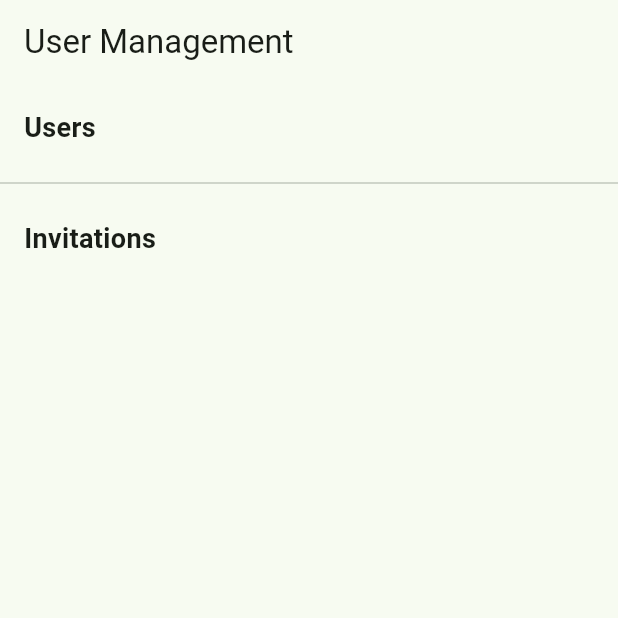
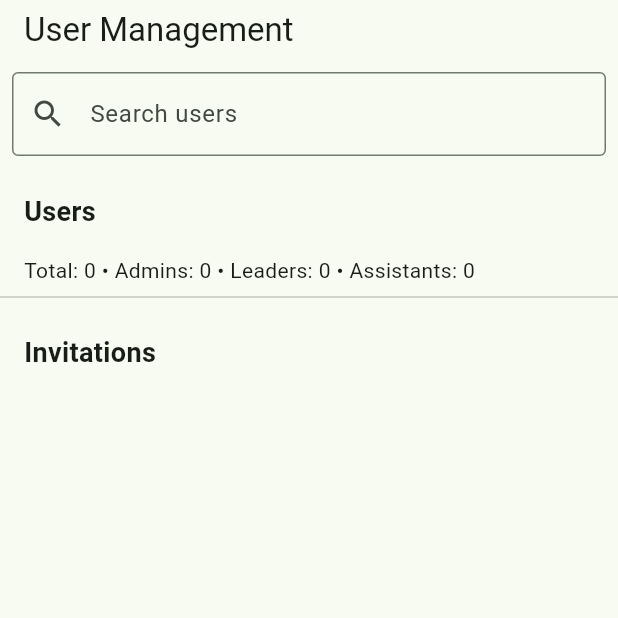
Before and after one commit to nepovtor/-, a Flutter app: the AdminUsersPage screen opened by its route, on a phone screen of 412 x 824 dp, the top half of it. Run offline on Flutter 3.47's test engine with Material 3 defaults, Android fonts, the phone set to English and light mode, and no system bars; our stand-ins replace cloud_firestore, connectivity_plus, firebase_core, firebase_storage, flutter_local_notifications, go_router and 2 more; accounts and stored records are empty.

Commit message:
feat: enhance admin tools and notifications

```diff
--- a/project/lib/core/admin_users_page.dart
+++ b/project/lib/core/admin_users_page.dart
@@ -4,16 +4,61 @@ import 'package:provider/provider.dart';
 import '../models/invitation.dart';
 import '../models/user.dart';
 import '../providers/admin_provider.dart';
+import '../services/analytics_service.dart';
 
 /// Administrative page that allows managing users and invitations.
-class AdminUsersPage extends StatelessWidget {
+class AdminUsersPage extends StatefulWidget {
   const AdminUsersPage({super.key});
+
+  @override
+  State<AdminUsersPage> createState() => _AdminUsersPageState();
+}
+
+class _AdminUsersPageState extends State<AdminUsersPage> {
+  final TextEditingController _searchController = TextEditingController();
+  final Set<String> _selected = {};
+  final AnalyticsService _analytics = AnalyticsService();
+
+  @override
+  void dispose() {
+    _searchController.dispose();
+    super.dispose();
+  }
 
   @override
   Widget build(BuildContext context) {
     final admin = context.watch<AdminProvider>();
     return Scaffold(
-      appBar: AppBar(title: const Text('User Management')),
+      appBar: AppBar(
+        title: const Text('User Management'),
+        actions: [
+          if (_selected.isNotEmpty)
+            IconButton(
+              icon: const Icon(Icons.delete),
+              onPressed: () async {
+                for (final id in _selected) {
+                  await admin.deleteUser(id);
+                }
+                setState(() => _selected.clear());
+              },
+            ),
+        ],
+        bottom: PreferredSize(
+          preferredSize: const Size.fromHeight(56),
+          child: Padding(
+            padding: const EdgeInsets.all(8),
+            child: TextField(
+              controller: _searchController,
+              decoration: const InputDecoration(
+                hintText: 'Search users',
+                prefixIcon: Icon(Icons.search),
+                border: OutlineInputBorder(),
+              ),
+              onChanged: (_) => setState(() {}),
+            ),
+          ),
+        ),
+      ),
       body: SingleChildScrollView(
         child: Column(
           crossAxisAlignment: CrossAxisAlignment.start,
@@ -32,15 +77,43 @@ class AdminUsersPage extends StatelessWidget {
                   return const Center(child: CircularProgressIndicator());
                 }
                 final users = snapshot.data!;
-                return ListView.builder(
+                final filtered = users
+                    .where((u) => u.name
+                        .toLowerCase()
+                        .contains(_searchController.text.toLowerCase()))
+                    .toList();
+                final stats = _analytics.buildUserStats(users);
+                return Column(
+                  crossAxisAlignment: CrossAxisAlignment.start,
+                  children: [
+                    Padding(
+                      padding: const EdgeInsets.symmetric(horizontal: 16),
+                      child: Text(
+                        'Total: ${stats.totalUsers} • Admins: ${stats.adminCount} • Leaders: ${stats.leaderCount} • Assistants: ${stats.assistantCount}',
+                      ),
+                    ),
+                    ListView.builder(
                       shrinkWrap: true,
                       physics: const NeverScrollableScrollPhysics(),
-                  itemCount: users.length,
+                      itemCount: filtered.length,
                       itemBuilder: (context, index) {
-                    final user = users[index];
+                        final user = filtered[index];
                         return ListTile(
+                          leading: Checkbox(
+                            value: _selected.contains(user.id),
+                            onChanged: (checked) {
+                              setState(() {
+                                if (checked == true) {
+                                  _selected.add(user.id);
+                                } else {
+                                  _selected.remove(user.id);
+                                }
+                              });
+                            },
+                          ),
                           title: Text(user.name),
-                      subtitle: Text(user.roles.map((r) => r.name).join(', ')),
+                          subtitle:
+                              Text(user.roles.map((r) => r.name).join(', ')),
                           trailing: PopupMenuButton<String>(
                             onSelected: (value) {
                               if (value == 'edit') {
@@ -50,12 +123,16 @@ class AdminUsersPage extends StatelessWidget {
                               }
                             },
                             itemBuilder: (context) => const [
-                          PopupMenuItem(value: 'edit', child: Text('Edit Roles')),
-                          PopupMenuItem(value: 'delete', child: Text('Delete')),
+                              PopupMenuItem(
+                                  value: 'edit', child: Text('Edit Roles')),
+                              PopupMenuItem(
+                                  value: 'delete', child: Text('Delete')),
                             ],
                           ),
                         );
                       },
+                    ),
+                  ],
                 );
               },
             ),
--- /dev/null
+++ b/project/lib/models/admin_stats.dart
@@ -0,0 +1,13 @@
+class AdminStats {
+  final int totalUsers;
+  final int adminCount;
+  final int leaderCount;
+  final int assistantCount;
+
+  const AdminStats({
+    required this.totalUsers,
+    required this.adminCount,
+    required this.leaderCount,
+    required this.assistantCount,
+  });
+}
--- /dev/null
+++ b/project/lib/services/analytics_service.dart
@@ -0,0 +1,23 @@
+import '../models/admin_stats.dart';
+import '../models/user.dart';
+
+/// Provides basic analytics for administrators.
+class AnalyticsService {
+  /// Builds statistics about user roles.
+  AdminStats buildUserStats(List<User> users) {
+    int admins = 0;
+    int leaders = 0;
+    int assistants = 0;
+    for (final u in users) {
+      if (u.roles.contains(UserRole.admin)) admins++;
+      if (u.roles.contains(UserRole.leader)) leaders++;
+      if (u.roles.contains(UserRole.assistant)) assistants++;
+    }
+    return AdminStats(
+      totalUsers: users.length,
+      adminCount: admins,
+      leaderCount: leaders,
+      assistantCount: assistants,
+    );
+  }
+}
--- a/project/lib/services/report_service.dart
+++ b/project/lib/services/report_service.dart
@@ -4,6 +4,8 @@ import 'package:pdf/widgets.dart' as pw;
 
 import '../models/event.dart';
 import '../models/task.dart';
+import '../models/user.dart';
+import 'analytics_service.dart';
 
 /// Generates statistics and PDF reports for administrators.
 class ReportService {
@@ -27,4 +29,25 @@ class ReportService {
     );
     return pdf.save();
   }
+
+  /// Builds a PDF summarizing user role distribution.
+  Future<Uint8List> generateUserStatsPdf(List<User> users) async {
+    final stats = AnalyticsService().buildUserStats(users);
+    final pdf = pw.Document();
+    pdf.addPage(
+      pw.Page(
+        build: (context) => pw.Column(
+          crossAxisAlignment: pw.CrossAxisAlignment.start,
+          children: [
+            pw.Text('User Statistics', style: pw.TextStyle(fontSize: 18)),
+            pw.Text('Total users: ${stats.totalUsers}'),
+            pw.Text('Admins: ${stats.adminCount}'),
+            pw.Text('Leaders: ${stats.leaderCount}'),
+            pw.Text('Assistants: ${stats.assistantCount}'),
+          ],
+        ),
+      ),
+    );
+    return pdf.save();
+  }
 }
```
Also changed, not shown: project/lib/services/chat_service.dart (+9 -2 lines), project/lib/services/notification_service.dart (+9 -0 lines), 1 other file. Lines whose indentation alone changed are shown as unchanged.
